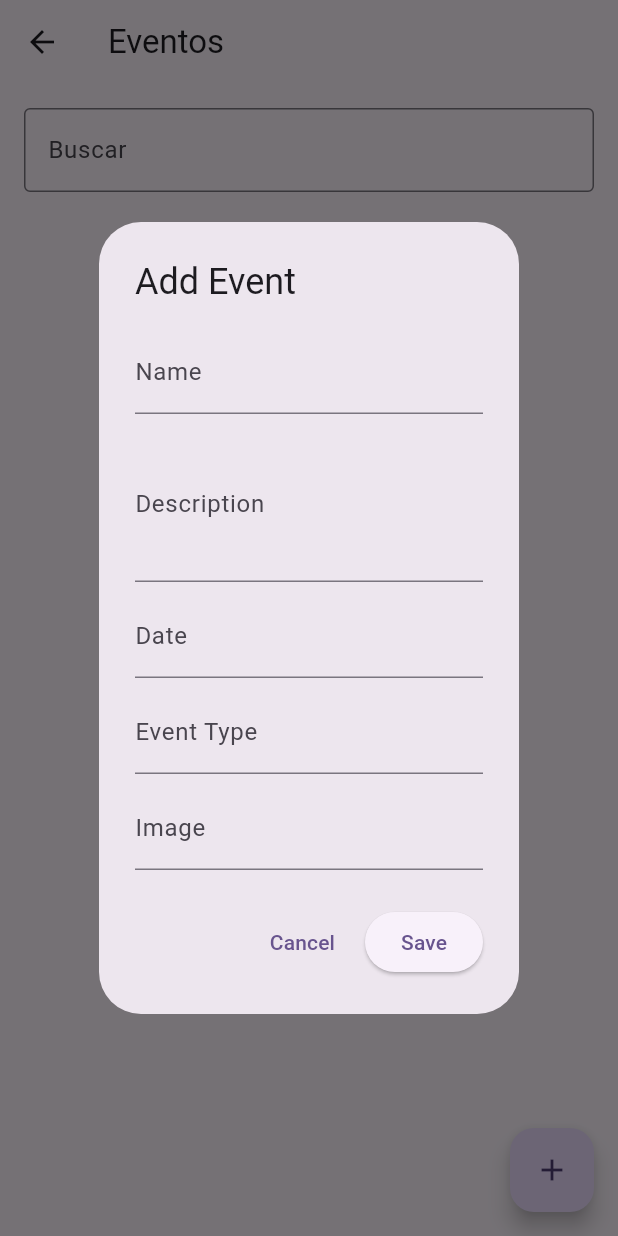
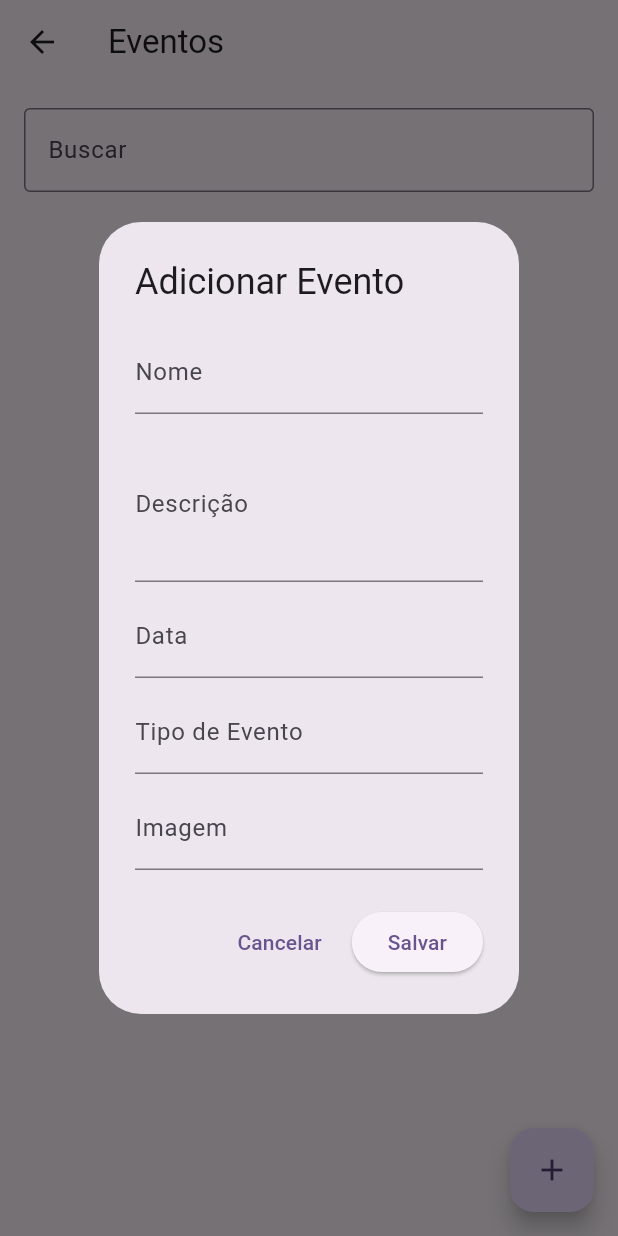
Before and after one commit to RenanPoersch/tf_mobile, a Flutter app: the EventView screen opened directly, after a tap on the "add" icon, on a phone screen of 412 x 824 dp. Run offline on Flutter 3.47's test engine with Material 3 defaults, Android fonts, the phone set to English and light mode, and no system bars; our stand-ins replace sqflite; accounts and stored records are empty.

```diff
--- a/lib/views/event_form.dart
+++ b/lib/views/event_form.dart
@@ -92,7 +92,7 @@ class _EventFormDialogState extends State<EventFormDialog> {
   @override
   Widget build(BuildContext context) {
     return AlertDialog(
-      title: Text(widget.initial == null ? 'Add Event' : 'Edit Event'),
+      title: Text(widget.initial == null ? 'Adicionar Evento' : 'Editar Evento'),
       content: Form(
         key: _formKey,
         child: SingleChildScrollView(
@@ -101,10 +101,10 @@ class _EventFormDialogState extends State<EventFormDialog> {
             children: [
               TextFormField(
                 controller: _nameCtrl,
-                decoration: const InputDecoration(labelText: 'Name'),
+                decoration: const InputDecoration(labelText: 'Nome'),
                 validator: (value) {
                   if (value == null || value.trim().isEmpty) {
-                    return 'Required';
+                    return 'Obrigatório';
                   }
                   return null;
                 },
@@ -112,10 +112,10 @@ class _EventFormDialogState extends State<EventFormDialog> {
               const SizedBox(height: 8),
               TextFormField(
                 controller: _descriptionCtrl,
-                decoration: const InputDecoration(labelText: 'Description'),
+                decoration: const InputDecoration(labelText: 'Descrição'),
                 validator: (value) {
                   if (value == null || value.trim().isEmpty) {
-                    return 'Required';
+                    return 'Obrigatório';
                   }
                   return null;
                 },
@@ -127,12 +127,12 @@ class _EventFormDialogState extends State<EventFormDialog> {
                 readOnly: true,
                 onTap: _pickDate,
                 decoration: const InputDecoration(
-                  labelText: 'Date',
-                  hintText: 'Pick a date',
+                  labelText: 'Data',
+                  hintText: 'Selecione a data',
                 ),
                 validator: (value) {
                   if (_selectedDate == null) {
-                    return 'Required';
+                    return 'Obrigatório';
                   }
                   return null;
                 },
@@ -140,14 +140,14 @@ class _EventFormDialogState extends State<EventFormDialog> {
               const SizedBox(height: 8),
               TextFormField(
                 controller: _typeCtrl,
-                decoration: const InputDecoration(labelText: 'Event Type'),
+                decoration: const InputDecoration(labelText: 'Tipo de Evento'),
                 keyboardType: TextInputType.number,
                 validator: (value) {
                   if (value == null || value.trim().isEmpty) {
-                    return 'Required';
+                    return 'Obrigatório';
                   }
                   if (int.tryParse(value.trim()) == null) {
-                    return 'Must be a number';
+                    return 'Deve ser um número';
                   }
                   return null;
                 },
@@ -155,10 +155,10 @@ class _EventFormDialogState extends State<EventFormDialog> {
               const SizedBox(height: 8),
               TextFormField(
                 controller: _imageCtrl,
-                decoration: const InputDecoration(labelText: 'Image'),
+                decoration: const InputDecoration(labelText: 'Imagem'),
                 validator: (value) {
                   if (value == null || value.trim().isEmpty) {
-                    return 'Required';
+                    return 'Obrigatório';
                   }
                   return null;
                 },
@@ -170,11 +170,11 @@ class _EventFormDialogState extends State<EventFormDialog> {
       actions: [
         TextButton(
           onPressed: () => Navigator.of(context).pop(),
-          child: const Text('Cancel'),
+          child: const Text('Cancelar'),
         ),
         ElevatedButton(
           onPressed: _save,
-          child: const Text('Save'),
+          child: const Text('Salvar'),
         ),
       ],
     );
```
Also changed, not shown: lib/views/home_view.dart (+19 -19 lines), lib/views/registration_view.dart (added, +132 -0 lines).
